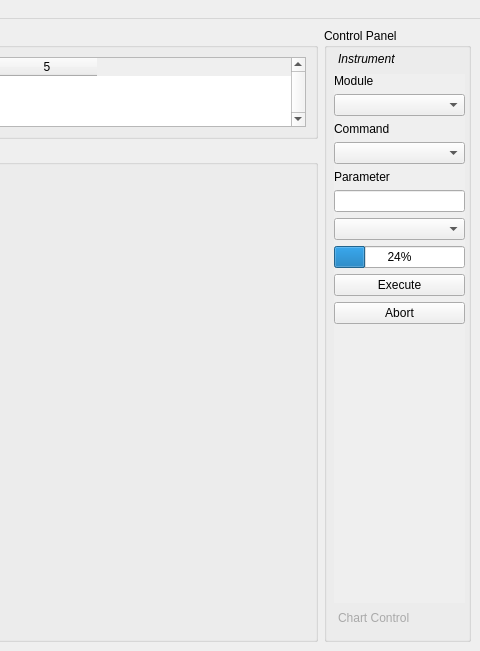
This is ui/mainwindow.ui in mhorn71/StarbaseMini as Qt 5 draws it before an edit; both pictures show x 425 to 905 and y 0 to 651 of the 905 by 651 pixel window. The edited form follows.
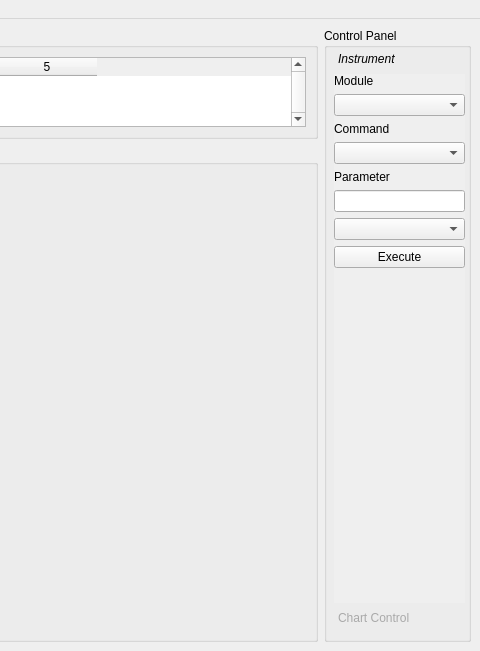
This is the edited form.

Commit message: Reverted QT MainWindow ui and py files to before addition of Progressbar and Abort button

What changed in the file:
```diff
--- a/ui/mainwindow.ui
+++ b/ui/mainwindow.ui
@@ -187,7 +187,7 @@
               <x>0</x>
               <y>0</y>
               <width>131</width>
-              <height>300</height>
+              <height>259</height>
              </rect>
             </property>
             <layout class="QGridLayout" name="gridLayout">
@@ -218,7 +218,24 @@
                </property>
               </widget>
              </item>
-             <item row="10" column="0">
+             <item row="5" column="0">
+              <widget class="QLineEdit" name="commandParameter">
+               <property name="maxLength">
+                <number>15</number>
+               </property>
+              </widget>
+             </item>
+             <item row="6" column="0">
+              <widget class="QComboBox" name="choicesComboBox"/>
+             </item>
+             <item row="7" column="0">
+              <widget class="QPushButton" name="executeButton">
+               <property name="text">
+                <string>Execute</string>
+               </property>
+              </widget>
+             </item>
+             <item row="8" column="0">
               <spacer name="verticalSpacer_2">
                <property name="orientation">
                 <enum>Qt::Vertical</enum>
@@ -231,37 +248,6 @@
                </property>
               </spacer>
              </item>
-             <item row="5" column="0">
-              <widget class="QLineEdit" name="commandParameter">
-               <property name="maxLength">
-                <number>15</number>
-               </property>
-              </widget>
-             </item>
-             <item row="6" column="0">
-              <widget class="QComboBox" name="choicesComboBox"/>
-             </item>
-             <item row="8" column="0">
-              <widget class="QPushButton" name="executeButton">
-               <property name="text">
-                <string>Execute</string>
-               </property>
-              </widget>
-             </item>
-             <item row="7" column="0">
-              <widget class="QProgressBar" name="ExecuteBar">
-               <property name="value">
-                <number>24</number>
-               </property>
-              </widget>
-             </item>
-             <item row="9" column="0">
-              <widget class="QPushButton" name="abortButton">
-               <property name="text">
-                <string>Abort</string>
-               </property>
-              </widget>
-             </item>
             </layout>
            </widget>
           </widget>
```
Left out of the diff: 4 changed lines with no effect on the pictures. The commit also changes 1 other file.
